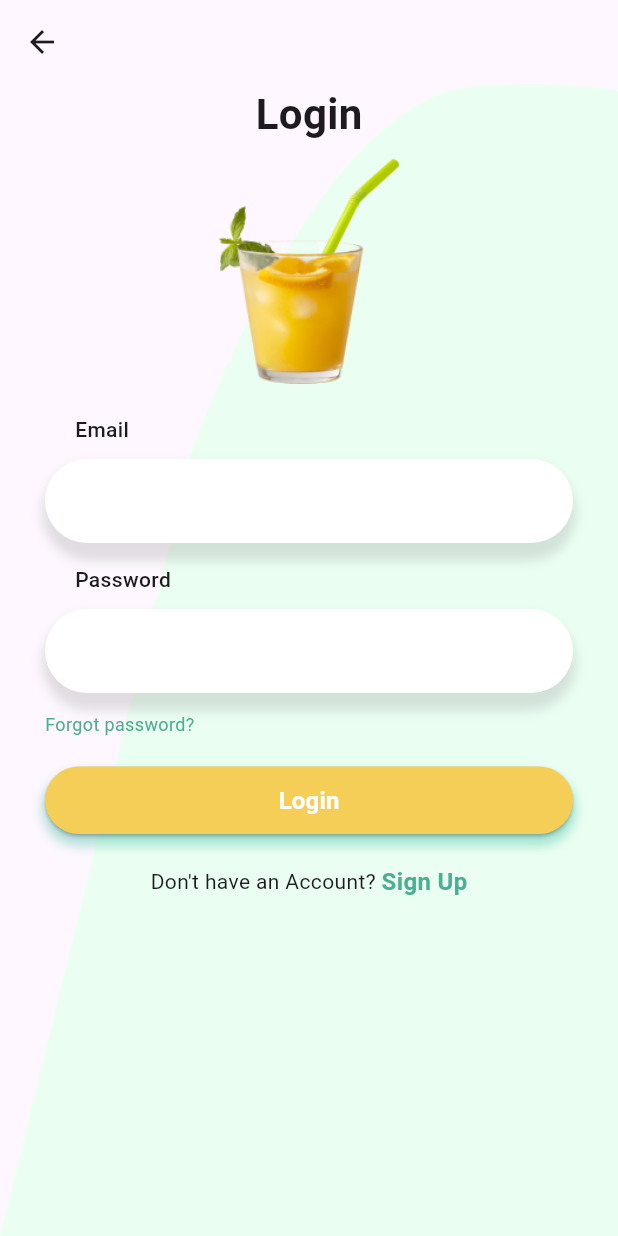
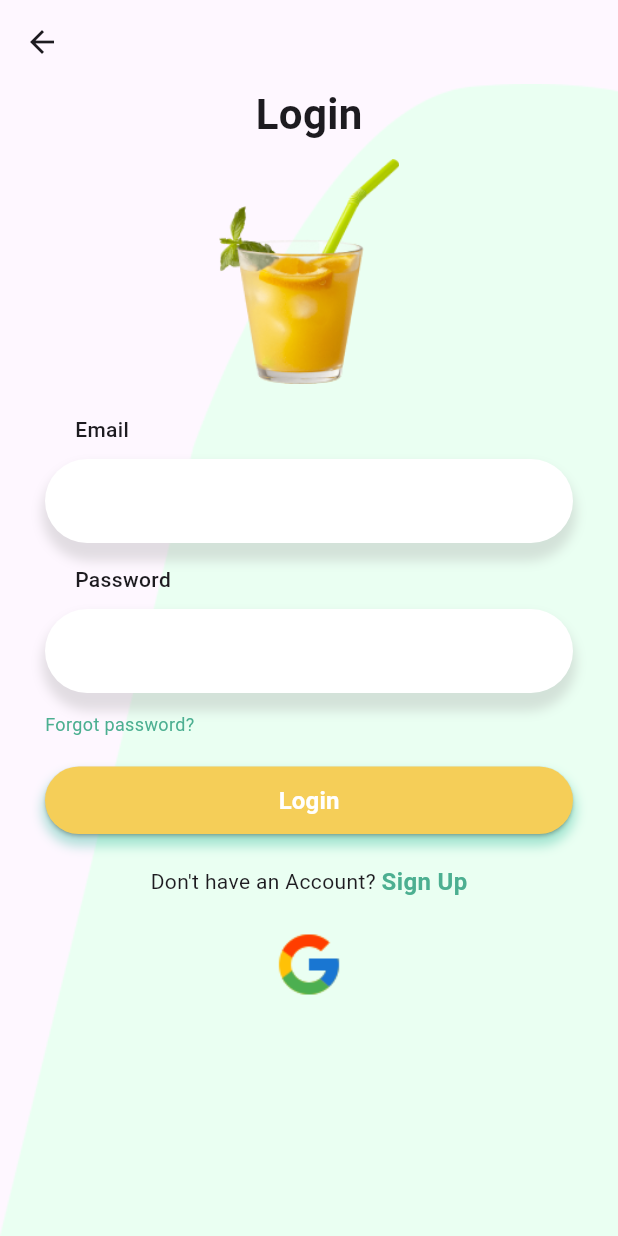
Before and after one commit to Swethanidhun/happycocktail, a Flutter app: the HomePage screen opened directly, in the side drawer, after a tap on "Sign out", on a phone screen of 412 x 824 dp. Run offline on Flutter 3.47's test engine with Material 3 defaults, Android fonts, the phone set to English and light mode, and no system bars; our stand-ins replace cloud_firestore, firebase_auth, firebase_core, get, google_sign_in, hive and 1 more; accounts and stored records are empty; network calls fail; Roboto replaces fonts that are missing (Montserrat-Black); project files that could hold a hidden picture were left out.

Commit message:
login with google implemented

```diff
--- a/cocktail/lib/data/modules/Login_module/Login.dart
+++ b/cocktail/lib/data/modules/Login_module/Login.dart
@@ -1,3 +1,4 @@
+import 'package:cocktail/data/modules/Login_module/login_controller.dart';
 import 'package:flutter/material.dart';
 import 'package:get/get.dart';
 
@@ -19,6 +20,8 @@ class _LoginState extends State<Login> {
   Widget build(BuildContext context) {
     Get.put(SigninController());
     final signincontroller = Get.find<SigninController>();
+    Get.put(LoginController());
+    final logincontroller = Get.find<LoginController>();
 
     return Scaffold(
         resizeToAvoidBottomInset: false,
@@ -111,6 +114,18 @@ class _LoginState extends State<Login> {
                     )
                   ],
                 ),
+                SizedBox(
+                  height: 20,
+                ),
+                Center(
+                    child: Container(
+                        child: GestureDetector(
+                          onTap: () {
+                            logincontroller.signInWithGoogle();
+                          },
+                            child: Image(
+                                image: AssetImage(
+                                    "assets/images/icons8-google-48.png"))))),
               ],
             ),
           ),
--- a/cocktail/lib/data/modules/Login_module/login_controller.dart
+++ b/cocktail/lib/data/modules/Login_module/login_controller.dart
@@ -1,24 +1,26 @@
+import 'package:cocktail/data/modules/Home_module/Homepage.dart';
+import 'package:firebase_auth/firebase_auth.dart';
+import 'package:get/get.dart';
+import 'package:google_sign_in/google_sign_in.dart';
 
+class LoginController extends GetxController {
+    FirebaseAuth auth = FirebaseAuth.instance;
+    signInWithGoogle()async{
+      GoogleSignInAccount? googleuser = await GoogleSignIn().signIn();
+      GoogleSignInAuthentication googleauth = await googleuser!.authentication;
+      AuthCredential credential = GoogleAuthProvider.credential(
+        accessToken: googleauth.accessToken,
+        idToken: googleauth.idToken
+      );
+      UserCredential usercredential = await auth.signInWithCredential(credential);
+      print(usercredential.user!.displayName);
+      if (usercredential.user != null) {
+        Get.to(() => const HomePage());
+      }
+    }
 
-// import 'package:cloud_firestore/cloud_firestore.dart';
-// import 'package:cocktail/data/modules/Signin_module/signin_controller.dart';
-// import 'package:firebase_auth/firebase_auth.dart';
-// import 'package:get/get.dart';
-
-// class LoginController extends GetxController {
-//   static LoginController get instance => Get.find();
-//   FirebaseAuth auth = FirebaseAuth.instance;
-//   FirebaseFirestore db = FirebaseFirestore.instance;
-
-//   final _authRepo = Get.put(SigninController());
-
-//   getUserData(){
-//     final email = auth.currentUser!.email;
-//     if (email != null) {
-//       _authRepo.getUserDetails(email);
-//     }
-//     else{
-//       Get.snackbar("Error", "Login to continue");
-//     }
-//   }
-// }
+    googleSignOut()async{
+      await GoogleSignIn().signOut();
+      auth.signOut();
+    }
+}
--- a/cocktail/lib/data/widgets/appdrawer.dart
+++ b/cocktail/lib/data/widgets/appdrawer.dart
@@ -8,20 +8,24 @@ import 'package:firebase_auth/firebase_auth.dart';
 import 'package:flutter/material.dart';
 import 'package:get/get.dart';
 
+import '../modules/Login_module/login_controller.dart';
+
 class Appdrawer extends StatelessWidget {
   const Appdrawer({super.key});
 
   @override
   Widget build(BuildContext context) {
     FirebaseAuth auth = FirebaseAuth.instance;
-        Get.put(SigninController());
+    Get.put(SigninController());
     final signincontroller = Get.find<SigninController>();
+    Get.put(LoginController());
+    final logincontroller = Get.find<LoginController>();
 
     return Drawer(
       child: ListView(
         padding: EdgeInsets.zero,
         children: [
-           DrawerHeader(
+          DrawerHeader(
               decoration:
                   const BoxDecoration(color: Color.fromARGB(255, 245, 206, 88)),
               child: Column(
@@ -30,7 +34,9 @@ class Appdrawer extends StatelessWidget {
                     url: "assets/images/—Pngtree—cartoon cocktail_2716380.png",
                   ),
                   Text(
-                    "${auth.currentUser!.email}",
+                    auth.currentUser!.email != null
+                    ?"${auth.currentUser!.email}"
+                    :"User",
                     style: const TextStyle(fontSize: 18),
                   )
                 ],
@@ -49,7 +55,7 @@ class Appdrawer extends StatelessWidget {
                   "Cocktail",
                 ),
                 onPressed: () {
-                  Get.to(() =>  const HomePage());
+                  Get.to(() => const HomePage());
                 },
               ),
               MenuItemButton(
@@ -104,6 +110,7 @@ class Appdrawer extends StatelessWidget {
           GestureDetector(
             onTap: () {
               signincontroller.signOut();
+              logincontroller.googleSignOut();
             },
             child: const ListTile(
               title: Text("Sign out"),
--- a/cocktail/pubspec.yaml
+++ b/cocktail/pubspec.yaml
@@ -45,6 +45,7 @@ dependencies:
   uuid: ^4.2.2
   hive: ^2.2.3
   hive_flutter: ^1.1.0
+  google_sign_in: ^6.1.6
 
 dev_dependencies:
   flutter_test:
```
Also changed, not shown: cocktail/lib/data/modules/Signin_module/signin_controller.dart (+0 -12 lines), cocktail/lib/main.dart (+7 -4 lines), cocktail/assets/images/icons8-google-48.png (added), cocktail/pubspec.lock, 1 other file.
